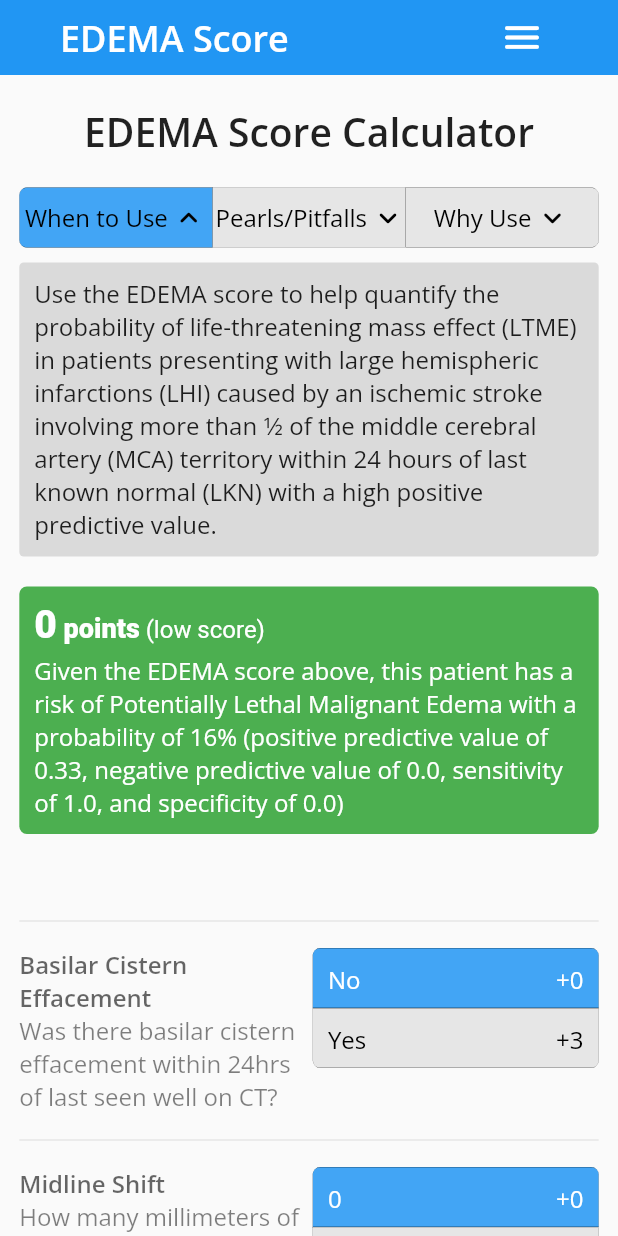
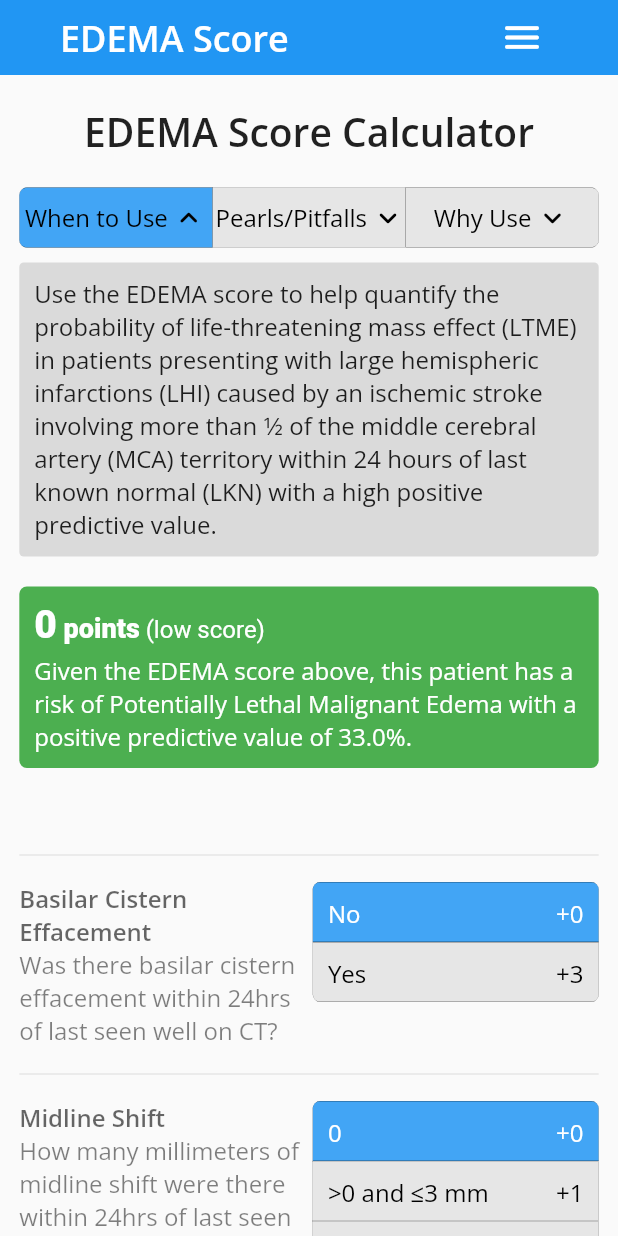
Before and after one commit to luconti/edemascore, a Flutter app: the screen it shows after launch, after a tap on "When to Use", on a phone screen of 412 x 824 dp. Run offline on Flutter 3.47's test engine with Material 2 defaults, Android fonts, the phone set to English and light mode, and no system bars; our stand-ins replace url_strategy; missing offline and left inert: bulleted_list, dart:html.

Commit message:
ppv only, no nihss, intervention bullets white

```diff
--- a/lib/consts/calculator_input.dart
+++ b/lib/consts/calculator_input.dart
@@ -11,7 +11,6 @@ enum CalculatorInputValues {
   glucose,
   previousStroke,
   intervention,
-  nihss
 }
 
 extension CalculatorInputValuesExtension on CalculatorInputValues {
@@ -28,8 +27,6 @@ extension CalculatorInputValuesExtension on CalculatorInputValues {
         return "Previous Stroke";
       case CalculatorInputValues.intervention:
         return "Intervention (tPA or thrombectomy)";
-      case CalculatorInputValues.nihss:
-        return "NIH Stroke Scale > 15";
     }
   }
 
@@ -46,8 +43,6 @@ extension CalculatorInputValuesExtension on CalculatorInputValues {
         return "Did the patient have a previous stroke?";
       case CalculatorInputValues.intervention:
         return "Did the patient undergo initial intervention with either tissue plasminogen activator (tPA) or mechanical thrombectomy?";
-      case CalculatorInputValues.nihss:
-        return "Did the patient have an NIH stroke scale greater than 15 on admission?";
     }
   }
 
@@ -81,11 +76,6 @@ extension CalculatorInputValuesExtension on CalculatorInputValues {
           CalculatorInputOptions(title: "Yes", score: 0),
           CalculatorInputOptions(title: "No", score: 1),
         ];
-      case CalculatorInputValues.nihss:
-        return [
-          CalculatorInputOptions(title: "Yes", score: 3),
-          CalculatorInputOptions(title: "No", score: 0),
-        ];
     }
   }
 
@@ -102,8 +92,6 @@ extension CalculatorInputValuesExtension on CalculatorInputValues {
         return "previous-stroke";
       case CalculatorInputValues.intervention:
         return "intervention";
-      case CalculatorInputValues.nihss:
-        return "nihss";
     }
   }
 }
--- a/lib/consts/home_dropdown_contents.dart
+++ b/lib/consts/home_dropdown_contents.dart
@@ -43,7 +43,7 @@ List<DropDownInput> homeDropdownContents = [
             color: Colors.green.shade900.withOpacity(0.6),
           ),
           listItems: [
-            RichText(
+            /*RichText(
               text: TextSpan(
                 style: const TextStyle(
                   fontSize: 16,
@@ -67,7 +67,7 @@ List<DropDownInput> homeDropdownContents = [
                   TextSpan(text: ")."),
                 ],
               ),
-            ),
+            ), */
             RichText(
               text: TextSpan(
                 style: const TextStyle(
--- a/lib/consts/score.dart
+++ b/lib/consts/score.dart
@@ -1,52 +1,32 @@
 class ScoreDescription {
-  // probability
-  final int prob;
   // positive predictive value
   final double ppv;
-  // negative predictive value
-  final double npv;
-  // sensitivity
-  final double sens;
-  // specificity
-  final double spec;
 
   ScoreDescription({
-    required this.prob,
     required this.ppv,
-    required this.npv,
-    required this.sens,
-    required this.spec,
   });
 
   String getString(String? patient) {
-    return "Given the EDEMA score above, ${patient ?? "this patient"} has a risk of Potentially Lethal Malignant Edema with a probability of " +
-        prob.toString() +
-        "% (positive predictive value of " +
+    return "Given the EDEMA score above, ${patient ?? "this patient"} has a risk of Potentially Lethal Malignant Edema with a positive predictive value of " +
         ppv.toString() +
-        ", negative predictive value of " +
-        npv.toString() +
-        ", sensitivity of " +
-        sens.toString() +
-        ", and specificity of " +
-        spec.toString() +
-        ")";
+        "%.";
   }
 }
 
 Map<int, ScoreDescription> scoreMap = {
-  0: ScoreDescription(prob: 16, ppv: 0.33, npv: 0, sens: 1, spec: 0),
-  1: ScoreDescription(prob: 25, ppv: 0.34, npv: 0.91, sens: 0.99, spec: 0.07),
-  2: ScoreDescription(prob: 36, ppv: 0.44, npv: 0.87, sens: 0.85, spec: 0.48),
-  3: ScoreDescription(prob: 49, ppv: 0.54, npv: 0.84, sens: 0.73, spec: 0.70),
-  4: ScoreDescription(prob: 61, ppv: 0.59, npv: 0.76, sens: 0.45, spec: 0.85),
-  5: ScoreDescription(prob: 73, ppv: 0.81, npv: 0.75, sens: 0.34, spec: 0.96),
-  6: ScoreDescription(prob: 82, ppv: 0.86, npv: 0.73, sens: 0.25, spec: 0.98),
-  7: ScoreDescription(prob: 88, ppv: 0.94, npv: 0.72, sens: 0.21, spec: 0.99),
-  8: ScoreDescription(prob: 93, ppv: 0.92, npv: 0.71, sens: 0.16, spec: 0.99),
-  9: ScoreDescription(prob: 96, ppv: 0.91, npv: 0.70, sens: 0.14, spec: 0.99),
-  10: ScoreDescription(prob: 97, ppv: 0.89, npv: 0.69, sens: 0.11, spec: 0.99),
-  11: ScoreDescription(prob: 99, ppv: 0.85, npv: 0.69, sens: 0.08, spec: 0.99),
-  12: ScoreDescription(prob: 99, ppv: 0.65, npv: 0.68, sens: 0.03, spec: 0.99),
-  13: ScoreDescription(prob: 99, ppv: 0.0, npv: 0, sens: 0.0, spec: 1),
-  14: ScoreDescription(prob: 99, ppv: 0.0, npv: 0, sens: 0.0, spec: 0),
+  0: ScoreDescription(ppv: 33),
+  1: ScoreDescription(ppv: 34),
+  2: ScoreDescription(ppv: 44),
+  3: ScoreDescription(ppv: 54),
+  4: ScoreDescription(ppv: 59),
+  5: ScoreDescription(ppv: 81),
+  6: ScoreDescription(ppv: 86),
+  7: ScoreDescription(ppv: 94),
+  8: ScoreDescription(ppv: 92),
+  9: ScoreDescription(ppv: 91),
+  10: ScoreDescription(ppv: 89),
+  11: ScoreDescription(ppv: 85),
+  12: ScoreDescription(ppv: 65),
+  13: ScoreDescription(ppv: 0),
+  14: ScoreDescription(ppv: 0),
 };
--- a/lib/providers.dart
+++ b/lib/providers.dart
@@ -25,7 +25,6 @@ class UrlParameters extends ChangeNotifier {
   final int roGlucose;
   final int roPreviousStroke;
   final int roIntervention;
-  final int roNihss;
   final String? roFeedbackLink;
   final String? roPatientName;
 
@@ -35,7 +34,6 @@ class UrlParameters extends ChangeNotifier {
   int glucose;
   int previousStroke;
   int intervention;
-  int nihss;
   String? feedbackLink;
 
   // whether the user update the score
@@ -54,14 +52,12 @@ class UrlParameters extends ChangeNotifier {
     this.roGlucose = 0,
     this.roPreviousStroke = 0,
     this.roIntervention = 0,
-    this.roNihss = 0,
     this.roFeedbackLink,
     this.effacement = 0,
     this.midlineShift = 0,
     this.glucose = 0,
     this.previousStroke = 0,
     this.intervention = 0,
-    this.nihss = 0,
     this.feedbackLink,
     this.dirty = false,
     this.roPatientName,
@@ -79,8 +75,6 @@ class UrlParameters extends ChangeNotifier {
         return previousStroke;
       case CalculatorInputValues.intervention:
         return intervention;
-      case CalculatorInputValues.nihss:
-        return nihss;
     }
   }
 
@@ -96,8 +90,6 @@ class UrlParameters extends ChangeNotifier {
         return roPreviousStroke;
       case CalculatorInputValues.intervention:
         return roIntervention;
-      case CalculatorInputValues.nihss:
-        return roNihss;
     }
   }
 
@@ -119,9 +111,6 @@ class UrlParameters extends ChangeNotifier {
       case CalculatorInputValues.intervention:
         intervention = newOption;
         break;
-      case CalculatorInputValues.nihss:
-        nihss = newOption;
-        break;
     }
 
     // user has updated the score
@@ -137,7 +126,6 @@ class UrlParameters extends ChangeNotifier {
     glucose = roGlucose;
     previousStroke = roPreviousStroke;
     intervention = roIntervention;
-    nihss = roNihss;
 
     // score has been reset to its original value
     dirty = false;
@@ -173,9 +161,6 @@ class UrlParameters extends ChangeNotifier {
     int midlineShift = toInt[
             route.queryParameters[CalculatorInputValues.midlineShift.param]] ??
         0;
-    int nihssOption = toInt[
-            route.queryParameters[CalculatorInputValues.nihss.param]] ??
-        1;
     String? feedbackLink =
         route.queryParameters[UrlParameterName.feedback.string];
     String? patientName =
@@ -207,11 +192,6 @@ class UrlParameters extends ChangeNotifier {
         : interventionOption < 0
             ? 0
             : interventionOption;
-    int _nihss = nihssOption > 3
-        ? 3
-        : nihssOption < 0
-            ? 0
-            : nihssOption;
 
     // return the model
     return UrlParameters(
@@ -220,14 +200,12 @@ class UrlParameters extends ChangeNotifier {
       roGlucose: _glucose,
       roPreviousStroke: _previousStroke,
       roIntervention: _intervention,
-      roNihss: _nihss,
       roFeedbackLink: feedbackLink,
       effacement: _effacement,
       midlineShift: _midlineShift,
       glucose: _glucose,
       previousStroke: _previousStroke,
       intervention: _intervention,
-      nihss: _nihss,
       feedbackLink: feedbackLink,
       roPatientName: patientName,
     );
--- a/lib/widgets/interventions_dropdown.dart
+++ b/lib/widgets/interventions_dropdown.dart
@@ -81,7 +81,7 @@ class _InterventionsDropdownState extends State<InterventionsDropdown> {
                                 bullet: const Icon(
                                   Icons.circle,
                                   size: 8,
-                                  color: Colors.black,
+                                  color: Colors.white,
                                 ),
                                 listItems: widget.content.strongRecommendations,
                               ),
@@ -108,7 +108,7 @@ class _InterventionsDropdownState extends State<InterventionsDropdown> {
                                 bullet: const Icon(
                                   Icons.circle,
                                   size: 8,
-                                  color: Colors.black,
+                                  color: Colors.white,
                                 ),
                                 listItems:
                                     widget.content.conditionalRecommendations,
@@ -136,7 +136,7 @@ class _InterventionsDropdownState extends State<InterventionsDropdown> {
                                 bullet: const Icon(
                                   Icons.circle,
                                   size: 8,
-                                  color: Colors.black,
+                                  color: Colors.white,
                                 ),
                                 listItems: widget.content.notRecommended,
                               ),
```
